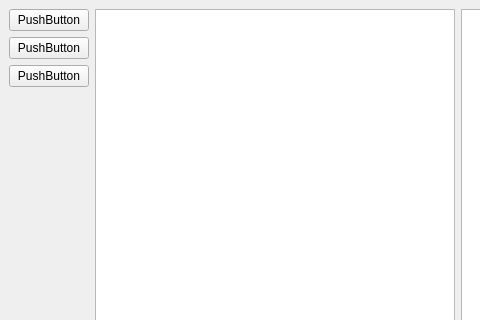
The window that mainwindow.ui (zmingyang/secretRoom) describes before a commit, drawn with Qt 5; both pictures show x 0 to 480 and y 0 to 320 of the 916 by 559 pixel window.
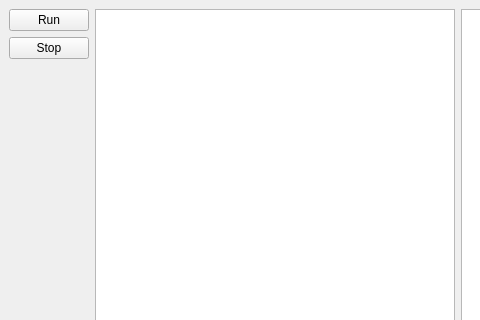
The same window after the commit.

What changed in the file:
```diff
--- a/mainwindow.ui
+++ b/mainwindow.ui
@@ -24,21 +24,14 @@
           <item>
            <widget class="QPushButton" name="pushButton">
             <property name="text">
-             <string>PushButton</string>
+             <string>Run</string>
             </property>
            </widget>
           </item>
           <item>
            <widget class="QPushButton" name="pushButton_2">
             <property name="text">
-             <string>PushButton</string>
-            </property>
-           </widget>
-          </item>
-          <item>
-           <widget class="QPushButton" name="pushButton_3">
-            <property name="text">
-             <string>PushButton</string>
+             <string>Stop</string>
             </property>
            </widget>
           </item>
```
Left out of the diff: 2 changed lines with no effect on the pictures.
